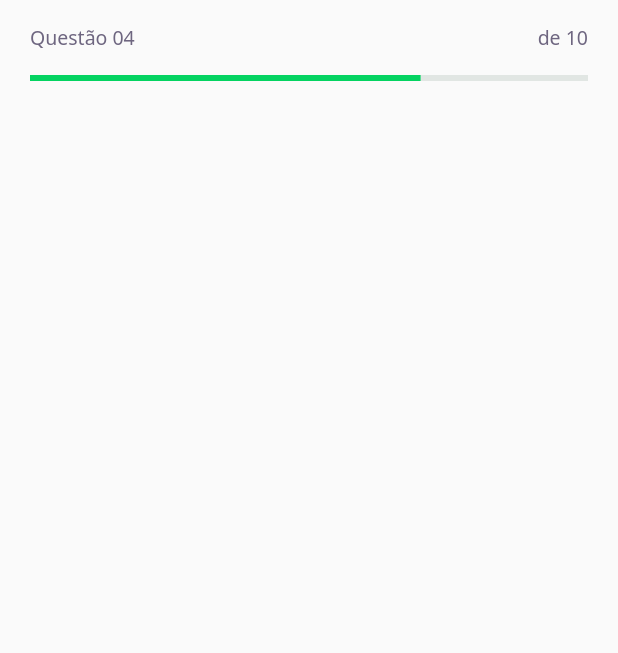
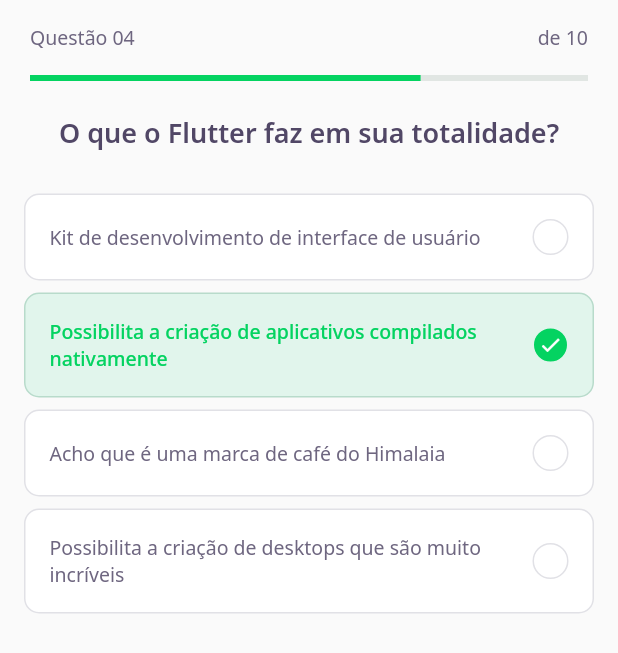
Before and after one commit to duduCMT/NLW05-Flutter-DevQuiz, a Flutter app: the screen it shows after launch, on a phone screen of 412 x 824 dp. Shown: the top 653 px of the screen. Run offline on Flutter 3.47's test engine with Material 2 defaults, Android fonts, the phone set to English and light mode, and no system bars; our stand-ins replace google_fonts.

Commit message:
Widget para app bar e respostas da challege_page desenvolvidos

```diff
--- a/lib/challenge/challenge_page.dart
+++ b/lib/challenge/challenge_page.dart
@@ -1,4 +1,5 @@
 import 'package:DevQuiz/challenge/widgets/question_indicator/question_indicator_widget.dart';
+import 'package:DevQuiz/challenge/widgets/quiz/quiz_widget.dart';
 import 'package:flutter/material.dart';
 
 class ChallengePage extends StatefulWidget {
@@ -17,6 +18,7 @@ class _ChallengePageState extends State<ChallengePage> {
           child: QuestionIndicatorWidget()
         ),
       ),
+      body: QuizWidget(title: 'O que o Flutter faz em sua totalidade?',),
     );
   }
 }
--- /dev/null
+++ b/lib/challenge/widgets/awnser/awnser_widget.dart
@@ -0,0 +1,70 @@
+import 'package:DevQuiz/core/app_colors.dart';
+import 'package:DevQuiz/core/app_text_styles.dart';
+import 'package:flutter/material.dart';
+
+class AwnserWidget extends StatelessWidget {
+  final String title;
+  final bool isRight;
+  final bool isSelected;
+
+  const AwnserWidget({
+    Key? key,
+      required this.title,
+      this.isRight = false,
+      this.isSelected = false,
+  }) : super(key: key);
+
+  Color get _selectedColorIconRight => isRight ? AppColors.darkGreen : AppColors.darkRed;
+  Color get _selectedBorderIconRight => isRight ? AppColors.lightGreen : AppColors.lightRed;
+  Color get _selectedColorCardRight => isRight ? AppColors.lightGreen : AppColors.lightRed;
+  Color get _selectedBorderCardRight => isRight ? AppColors.green : AppColors.red;
+  TextStyle get _selectedTextStyleRight => isRight ? AppTextStyles.bodyDarkGreen : AppTextStyles.bodyDarkRed;
+  IconData get _selectedIconRight => isRight ? Icons.check : Icons.close;
+
+  @override
+  Widget build(BuildContext context) {
+    return Padding(
+      padding: const EdgeInsets.symmetric(horizontal: 16, vertical: 4),
+      child: Container(
+        padding: EdgeInsets.all(16),
+        decoration: BoxDecoration(
+          color: isSelected ? _selectedColorCardRight : AppColors.white,
+          borderRadius: BorderRadius.circular(10),
+          border: Border.fromBorderSide(
+            BorderSide(
+              color: isSelected ? _selectedBorderCardRight : AppColors.border
+            )
+          )
+        ),
+        child: Row(
+          mainAxisAlignment: MainAxisAlignment.spaceBetween,
+          children: [
+            Expanded(
+              child: Text(
+                title, style: isSelected ? _selectedTextStyleRight : AppTextStyles.body,
+              )
+            ),
+            Container(
+              width: 24,
+              height: 24,
+              child: isSelected ? Icon(
+                _selectedIconRight,
+                size: 16,
+                color: AppColors.white,
+              ) : null,
+              decoration: BoxDecoration(
+                color: isSelected ? _selectedColorIconRight : AppColors.white,
+                borderRadius: BorderRadius.circular(500),
+                border: Border.fromBorderSide(
+                  BorderSide(
+                    color: isSelected ? _selectedBorderIconRight : AppColors.border
+                  )
+                )
+              ),
+            )
+          ],
+        ),
+      ),
+    );
+  }
+}
--- /dev/null
+++ b/lib/challenge/widgets/quiz/quiz_widget.dart
@@ -0,0 +1,36 @@
+import 'package:DevQuiz/challenge/widgets/awnser/awnser_widget.dart';
+import 'package:DevQuiz/core/app_text_styles.dart';
+import 'package:flutter/material.dart';
+
+class QuizWidget extends StatelessWidget {
+  final String title;
+
+  const QuizWidget({Key? key, required this.title}) : super(key: key);
+
+  @override
+  Widget build(BuildContext context) {
+    return Container(
+      child: Column(
+        children: [
+          SizedBox(height: 16,),
+          Text(title, style: AppTextStyles.heading,),
+          SizedBox(height: 24,),
+          AwnserWidget(
+            title: 'Kit de desenvolvimento de interface de usuário'
+          ),
+          AwnserWidget(
+            isRight: true,
+            isSelected: true,
+            title: 'Possibilita a criação de aplicativos compilados nativamente'
+          ),
+          AwnserWidget(
+            title: 'Acho que é uma marca de café do Himalaia'
+          ),
+          AwnserWidget(
+            title: 'Possibilita a criação de desktops que são muito incríveis'
+          )
+        ],
+      ),
+    );
+  }
+}
```
